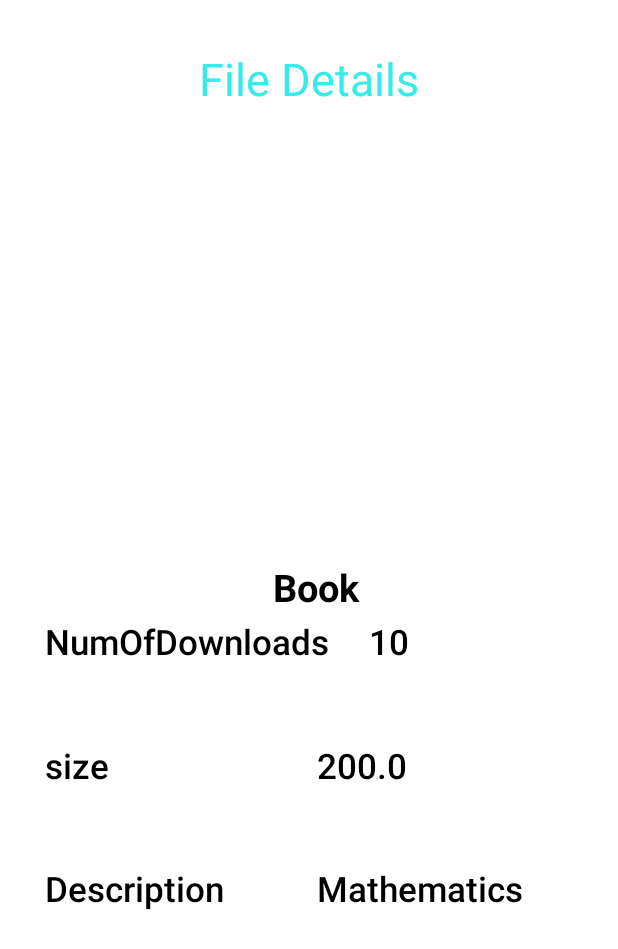
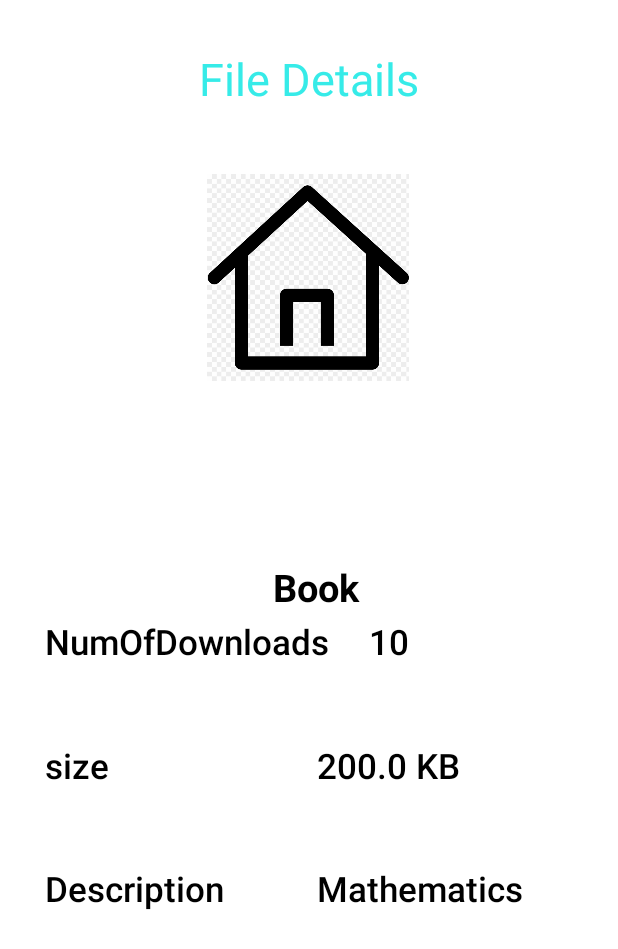
Before and after one commit to miladjobs/Group7-AndroidProject-2, an Android app: the screen it shows after launch (MainActivity), after a tap on "Book", on a phone screen of 412 x 824 dp. Shown: the top 949 px of the screen. Run offline under Robolectric (Android 15) with nearby library versions, the phone set to English and light mode, and no system bars; our stand-ins replace navigation-ui.

Commit message:
set image from local file

```diff
--- a/app/src/main/java/ir/iust/group7_androidproject_2/FileListAdapter.kt
+++ b/app/src/main/java/ir/iust/group7_androidproject_2/FileListAdapter.kt
@@ -4,12 +4,10 @@ import android.util.Log
 import android.view.LayoutInflater
 import android.view.View
 import android.view.ViewGroup
-import android.widget.AdapterView
 import android.widget.ImageView
 import android.widget.TextView
 import androidx.recyclerview.widget.RecyclerView
 import ir.iust.group7_androidproject_2.data.File
-import ir.iust.group7_androidproject_2.utils.DownloadImage
 
 class FileListAdapter(private var fileList: List<File>, private val onItemClicked: (Int)->Unit): RecyclerView.Adapter<FileListAdapter.ViewHolder>() {
 
@@ -35,7 +33,7 @@ class FileListAdapter(private var fileList: List<File>, private val onItemClicke
         val file: File = fileList[position]
         holder.fileName.text = file.name
         holder.fileDownloadsCount.text = file.downloadsCount.toString()
-        DownloadImage(holder.fileImage).execute(file.image_path)
+        holder.fileImage.setImageResource(file.image_path)
         holder.itemView.setOnClickListener{
             onItemClicked(position)
         }
--- a/app/src/main/java/ir/iust/group7_androidproject_2/data/File.kt
+++ b/app/src/main/java/ir/iust/group7_androidproject_2/data/File.kt
@@ -1,6 +1,6 @@
 package ir.iust.group7_androidproject_2.data
 
-data class File(val name: String, val downloadsCount: Int, val description: String, val size: Double, val image_path: String) {
+data class File(val name: String, val downloadsCount: Int, val description: String, val size: Double, val image_path: Int) {
     override fun toString(): String {
         return name
     }
--- a/app/src/main/java/ir/iust/group7_androidproject_2/ui/file_detail/FileDetailFragment.kt
+++ b/app/src/main/java/ir/iust/group7_androidproject_2/ui/file_detail/FileDetailFragment.kt
@@ -12,7 +12,6 @@ import androidx.lifecycle.ViewModelProvider
 import ir.iust.group7_androidproject_2.R
 import ir.iust.group7_androidproject_2.data.File
 import ir.iust.group7_androidproject_2.utils.DataInjector
-import ir.iust.group7_androidproject_2.utils.DownloadImage
 
 
 class FileDetailFragment: Fragment() {
@@ -49,9 +48,9 @@ class FileDetailFragment: Fragment() {
         val file: File = viewModel.getFile(file_id)
         fileName.text = file.name
         fileDescription.text = file.description
-        fileSize.text = file.size.toString()
+        fileSize.text = """${file.size} KB"""
         fileDownloadsCount.text = file.downloadsCount.toString()
-        DownloadImage(fileImage).execute(file.image_path)
+        fileImage.setImageResource(file.image_path)
         return view
     }
 
--- a/app/src/main/java/ir/iust/group7_androidproject_2/ui/file_detail/FileViewModel.kt
+++ b/app/src/main/java/ir/iust/group7_androidproject_2/ui/file_detail/FileViewModel.kt
@@ -1,6 +1,7 @@
 package ir.iust.group7_androidproject_2.ui.file_detail
 
 import androidx.lifecycle.ViewModel
+import ir.iust.group7_androidproject_2.R
 import ir.iust.group7_androidproject_2.data.File
 import ir.iust.group7_androidproject_2.data.FileRepository
 
@@ -12,9 +13,9 @@ class FileViewModel(private val fileRepository: FileRepository): ViewModel() {
     fun addFile(file: File) = fileRepository.addFile(file)
 
     fun initializeData(){
-        val file1 = File(name="Book", downloadsCount = 10, description = "Mathematics", size = 200.0, image_path = "https://www.google.com/url?sa=i&url=http%3A%2F%2Fhardworkingteachers.blogfa.com%2Fpost%2F37%2F%25D8%25B1%25DB%258C%25D8%25A7%25D8%25B6%25DB%258C-%25D8%25B4%25D8%25B4%25D9%2585-%25D8%25AF%25D8%25A8%25D8%25B3%25D8%25AA%25D8%25A7%25D9%2586&psig=AOvVaw08l60lzXYQXXwLsYWQE1DC&ust=1622407016506000&source=images&cd=vfe&ved=0CAIQjRxqFwoTCLj2-6Lf7_ACFQAAAAAdAAAAABAD")
-        val file2 = File(name="Music", downloadsCount = 5, description = "Shajarian", size = 20.0, image_path = "@Str")
-        val file3 = File(name="Film", downloadsCount = 3, description = "The Final Destination", size = 2000.2, image_path = "@Str")
+        val file1 = File(name ="Book", downloadsCount = 10, description = "Mathematics", size = 200.0, image_path = R.drawable.home)
+        val file2 = File(name ="Music", downloadsCount = 5, description = "Shajarian", size = 20.0, image_path = R.drawable.home)
+        val file3 = File(name ="Film", downloadsCount = 3, description = "The Final Destination", size = 2000.2, image_path = R.drawable.home)
 
         this.addFile(file1)
         this.addFile(file2)
--- a/app/src/main/java/ir/iust/group7_androidproject_2/utils/DownloadImage.kt
+++ /dev/null
@@ -1,32 +0,0 @@
-package ir.iust.group7_androidproject_2.utils
-
-import android.annotation.SuppressLint
-import android.graphics.Bitmap
-import android.graphics.BitmapFactory
-import android.os.AsyncTask
-import android.util.Log
-import android.widget.ImageView
-
-
-@SuppressLint("StaticFieldLeak")
-@Suppress("DEPRECATION")
-class DownloadImage (var imageView: ImageView) : AsyncTask<String, Void, Bitmap?>(){
-    override fun doInBackground(vararg imagePaths: String?): Bitmap? {
-        val imageURL = imagePaths[0]
-        var image: Bitmap? = null
-        try {
-            val `in` = java.net.URL(imageURL).openStream()
-            image = BitmapFactory.decodeStream(`in`)
-        }
-        catch (e: Exception) {
-            Log.e("Error Message", e.message.toString())
-            e.printStackTrace()
-        }
-        return image
-    }
-
-    override fun onPostExecute(result: Bitmap?) {
-        imageView.setImageBitmap(result)
-    }
-
-}
```
